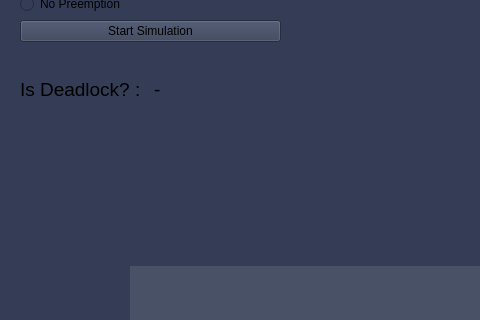
First picture: the form in DeadLocks-Final-Test/mainwindow.ui, repository breathTake/Deadlocks-Algorithm-Simulation, before the edit; both pictures show x 0 to 480 and y 164 to 484 of the 1314 by 855 pixel window.
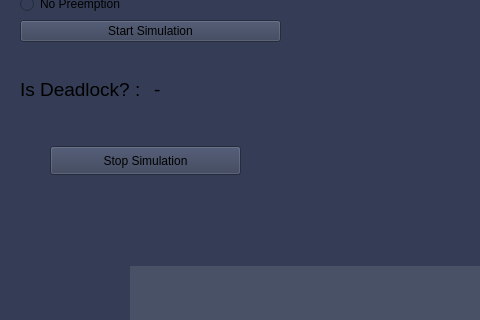
Second picture: the form after the edit. Icons and pictures are not drawn.

```diff
--- a/DeadLocks-Final-Test/mainwindow.ui
+++ b/DeadLocks-Final-Test/mainwindow.ui
@@ -1150,6 +1150,19 @@
      </property>
     </widget>
    </widget>
+   <widget class="QPushButton" name="button_stop_simulation">
+    <property name="geometry">
+     <rect>
+      <x>50</x>
+      <y>310</y>
+      <width>191</width>
+      <height>29</height>
+     </rect>
+    </property>
+    <property name="text">
+     <string>Stop Simulation</string>
+    </property>
+   </widget>
    <zorder>Deadlock_test_running_label</zorder>
    <zorder>background_resources</zorder>
    <zorder>Printer_background_label</zorder>
```
Left out of the diff: 1 changed line with no effect on the pictures.
